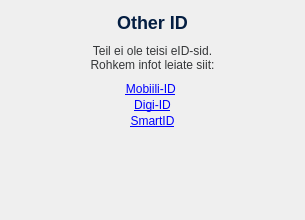
Before: the Qt Designer form client/widgets/NoOtherId.ui in open-eid/DigiDoc4-Client, drawn with Qt 5.
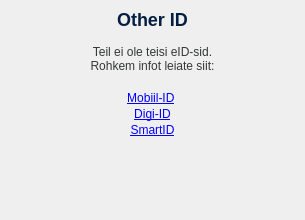
After: the same form once the commit is applied.

Commit message: Harmonize Other eID boxes (UI layout changes)

The edit to the form file:
```diff
--- a/client/widgets/NoOtherId.ui
+++ b/client/widgets/NoOtherId.ui
@@ -52,29 +52,11 @@
      <property name="sizeHint" stdset="0">
       <size>
        <width>20</width>
-       <height>2</height>
+       <height>12</height>
       </size>
      </property>
     </spacer>
    </item>
-   <item>
-    <widget class="QWidget" name="widget" native="true">
-     <property name="minimumSize">
-      <size>
-       <width>0</width>
-       <height>0</height>
-      </size>
-     </property>
-     <property name="maximumSize">
-      <size>
-       <width>16777215</width>
-       <height>160</height>
-      </size>
-     </property>
-     <property name="styleSheet">
-      <string notr="true">border: none;</string>
-     </property>
-     <layout class="QVBoxLayout" name="verticalLayout_2">
       <item>
        <widget class="QLabel" name="lblName">
         <property name="sizePolicy">
@@ -89,6 +71,12 @@
           <height>21</height>
          </size>
         </property>
+     <property name="maximumSize">
+      <size>
+       <width>16777215</width>
+       <height>21</height>
+      </size>
+     </property>
         <property name="styleSheet">
          <string notr="true">border: none; color: #041E42; font-size: 18px; 	font-weight: 500;</string>
         </property>
@@ -114,21 +102,33 @@
         <property name="sizeHint" stdset="0">
          <size>
           <width>20</width>
-          <height>5</height>
+       <height>11</height>
          </size>
         </property>
        </spacer>
       </item>
       <item>
-       <widget class="QLabel" name="lblInfo">
+    <widget class="QLabel" name="topContainer">
         <property name="sizePolicy">
          <sizepolicy hsizetype="Preferred" vsizetype="Fixed">
           <horstretch>0</horstretch>
           <verstretch>0</verstretch>
          </sizepolicy>
         </property>
+     <property name="minimumSize">
+      <size>
+       <width>0</width>
+       <height>32</height>
+      </size>
+     </property>
+     <property name="maximumSize">
+      <size>
+       <width>16777215</width>
+       <height>32</height>
+      </size>
+     </property>
         <property name="styleSheet">
-         <string notr="true">color: #353739; line-height: 16px;</string>
+      <string notr="true">color: #353739; line-height: 16px; border: none;</string>
         </property>
         <property name="text">
          <string>Teil ei ole teisi eID-sid.
@@ -140,7 +140,7 @@
        </widget>
       </item>
       <item>
-       <spacer name="verticalSpacer_5">
+    <spacer name="verticalSpacer_4">
         <property name="orientation">
          <enum>Qt::Vertical</enum>
         </property>
@@ -150,16 +150,41 @@
         <property name="sizeHint" stdset="0">
          <size>
           <width>20</width>
-          <height>3</height>
+       <height>13</height>
          </size>
         </property>
        </spacer>
       </item>
       <item>
-       <layout class="QVBoxLayout" name="verticalLayout">
+    <widget class="QWidget" name="centerContainer" native="true">
+     <property name="minimumSize">
+      <size>
+       <width>0</width>
+       <height>48</height>
+      </size>
+     </property>
+     <property name="maximumSize">
+      <size>
+       <width>16777215</width>
+       <height>48</height>
+      </size>
+     </property>
+     <property name="styleSheet">
+      <string notr="true">border: none;</string>
+     </property>
+     <layout class="QVBoxLayout" name="verticalLayout_4">
         <property name="spacing">
          <number>0</number>
         </property>
+      <property name="leftMargin">
+       <number>0</number>
+      </property>
+      <property name="topMargin">
+       <number>0</number>
+      </property>
+      <property name="rightMargin">
+       <number>0</number>
+      </property>
         <property name="bottomMargin">
          <number>0</number>
         </property>
@@ -181,7 +206,7 @@
            <string notr="true">color: #006EB5;  line-height: 16px;</string>
           </property>
           <property name="text">
-           <string>&lt;a href='http://mobiil.id.ee'&gt;Mobiili-ID&lt;/a&gt;
+         <string>&lt;a href='http://mobiil.id.ee'&gt;Mobiil-ID&lt;/a&gt;
 </string>
           </property>
           <property name="alignment">
@@ -258,8 +283,82 @@
          </widget>
         </item>
        </layout>
-      </item>
-     </layout>
+    </widget>
+   </item>
+   <item>
+    <spacer name="verticalSpacer_5">
+     <property name="orientation">
+      <enum>Qt::Vertical</enum>
+     </property>
+     <property name="sizeType">
+      <enum>QSizePolicy::Fixed</enum>
+     </property>
+     <property name="sizeHint" stdset="0">
+      <size>
+       <width>20</width>
+       <height>10</height>
+      </size>
+     </property>
+    </spacer>
+   </item>
+   <item>
+    <widget class="QWidget" name="lowerContainer" native="true">
+     <property name="sizePolicy">
+      <sizepolicy hsizetype="Preferred" vsizetype="Preferred">
+       <horstretch>0</horstretch>
+       <verstretch>0</verstretch>
+      </sizepolicy>
+     </property>
+     <property name="minimumSize">
+      <size>
+       <width>0</width>
+       <height>32</height>
+      </size>
+     </property>
+     <property name="maximumSize">
+      <size>
+       <width>16777215</width>
+       <height>32</height>
+      </size>
+     </property>
+     <property name="styleSheet">
+      <string notr="true">border: none;</string>
+     </property>
+    </widget>
+   </item>
+   <item>
+    <spacer name="verticalSpacer_6">
+     <property name="orientation">
+      <enum>Qt::Vertical</enum>
+     </property>
+     <property name="sizeType">
+      <enum>QSizePolicy::Minimum</enum>
+     </property>
+     <property name="sizeHint" stdset="0">
+      <size>
+       <width>20</width>
+       <height>10</height>
+      </size>
+     </property>
+    </spacer>
+   </item>
+   <item>
+    <widget class="QWidget" name="lblDigiIdInfo" native="true">
+     <property name="minimumSize">
+      <size>
+       <width>0</width>
+       <height>13</height>
+      </size>
+     </property>
+     <property name="maximumSize">
+      <size>
+       <width>16777215</width>
+       <height>13</height>
+      </size>
+     </property>
+     <property name="styleSheet">
+      <string notr="true">border: none;</string>
+     </property>
     </widget>
    </item>
    <item>
@@ -273,7 +372,7 @@
      <property name="sizeHint" stdset="0">
       <size>
        <width>20</width>
-       <height>80</height>
+       <height>15</height>
       </size>
      </property>
     </spacer>
```
Lines whose indentation alone changed are shown as unchanged. The commit also changes 5 other files.
